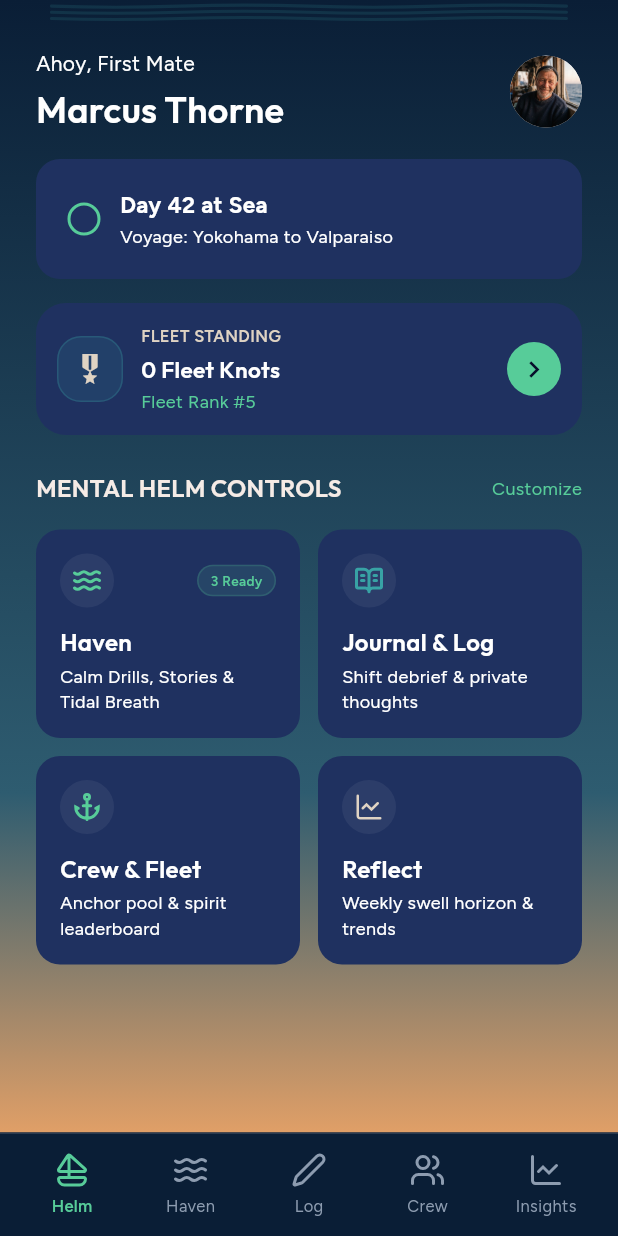
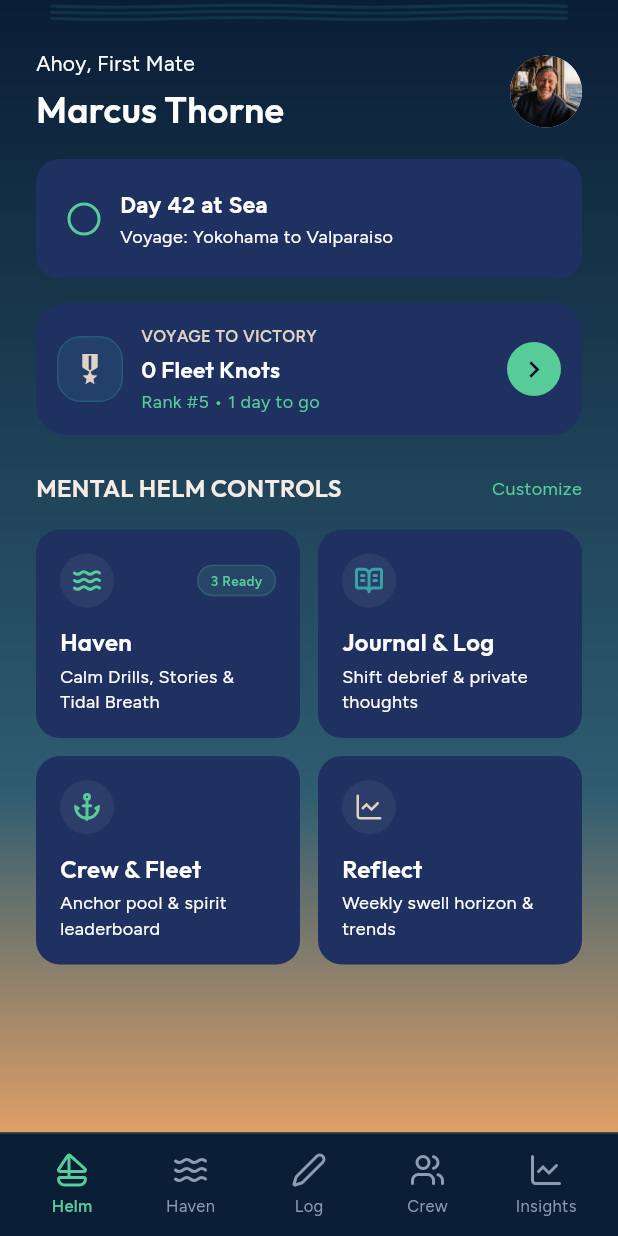
Before and after one commit to deeptech86/wavemind, a Flutter app: the HomeDashboardScreen screen opened directly, on a phone screen of 412 x 824 dp. Run offline on Flutter 3.47's test engine with Material 3 defaults, Android fonts, the phone set to English and light mode, and no system bars; our stand-ins replace flutter_secure_storage, flutter_svg, google_fonts, just_audio, sensors_plus, sqflite; missing offline and left inert: health; accounts and stored records are empty; network calls fail.

Commit message:
Stage: individual Voyage to Victory ranking + Fleet Spirit default
Rename the Helm leaderboard banner to "Voyage to Victory" with a
Monday-Sunday days-to-go countdown, reframe "Fleet Rank" as individual
"Rank" everywhere it appears, and pin the Fleet Solidarity leaderboard's
top 4 mock competitors to rows 1-4 while always appending the user as a
5th row labeled with their true rank. Crew now opens on Fleet Spirit by
default with the segmented tabs swapped.

Co-Authored-By: Claude Sonnet 5 <noreply@anthropic.com>
Claude-Session: https://claude.ai/code/session_01WtZ3TyZJhSZst9XrSpo7bY

```diff
--- a/lib/screens/home_dashboard_screen.dart
+++ b/lib/screens/home_dashboard_screen.dart
@@ -12,6 +12,13 @@ import 'haven_screen.dart';
 import 'journal_entry_screen.dart';
 import 'profile_screen.dart';
 import 'weekly_insights_screen.dart';
+
+/// Days left in the current weekly challenge window. Challenges run
+/// Monday–Sunday, so this counts down to the following Monday.
+int daysRemainingInChallengeWeek([DateTime? now]) {
+  final today = now ?? DateTime.now();
+  return DateTime.sunday - today.weekday;
+}
 
 /// Main app dashboard shown after onboarding — the "Helm" (Stitch
 /// "helm_dashboard" redesign).
@@ -73,6 +80,7 @@ class _HomeDashboardScreenState extends State<HomeDashboardScreen> {
                       _LeaderboardScoreBanner(
                         totalKnots: _summary.totalKnots,
                         rank: currentFleetRank(_summary.totalKnots),
+                        daysToGo: daysRemainingInChallengeWeek(),
                         onTap: () => _open(
                           context,
                           const CommunityConnectScreen(
@@ -240,11 +248,15 @@ class _LeaderboardScoreBanner extends StatelessWidget {
   const _LeaderboardScoreBanner({
     required this.totalKnots,
     required this.rank,
+    required this.daysToGo,
     required this.onTap,
   });
 
   final int totalKnots;
   final int rank;
+
+  /// Days left in the current weekly challenge window (Monday–Sunday).
+  final int daysToGo;
   final VoidCallback onTap;
 
   @override
@@ -281,7 +293,7 @@ class _LeaderboardScoreBanner extends StatelessWidget {
                   crossAxisAlignment: CrossAxisAlignment.start,
                   children: [
                     Text(
-                      'FLEET STANDING',
+                      'VOYAGE TO VICTORY',
                       style: AppTextStyles.badge.copyWith(
                         color: AppColors.sand,
                       ),
@@ -295,7 +307,7 @@ class _LeaderboardScoreBanner extends StatelessWidget {
                     ),
                     const SizedBox(height: 2),
                     Text(
-                      'Fleet Rank #$rank',
+                      'Rank #$rank • $daysToGo ${daysToGo == 1 ? 'day' : 'days'} to go',
                       style: AppTextStyles.caption.copyWith(
                         color: AppColors.seafoam,
                       ),
```
Also changed, not shown: lib/screens/community_connect_screen.dart (+23 -19 lines), 1 other file.
